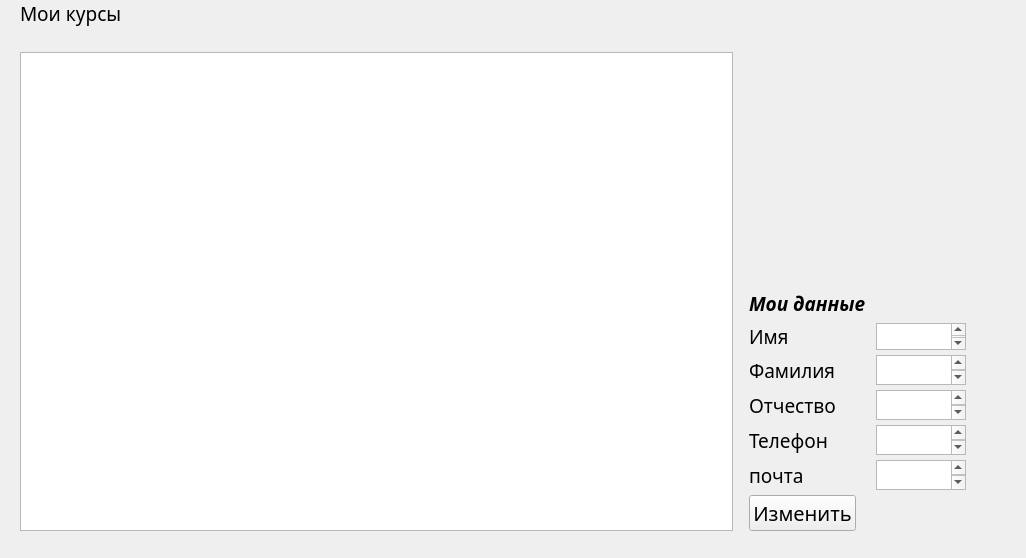
Before: the Qt Designer form tutor.ui in lizlizardplease/school_bmstu, drawn with Qt 5.
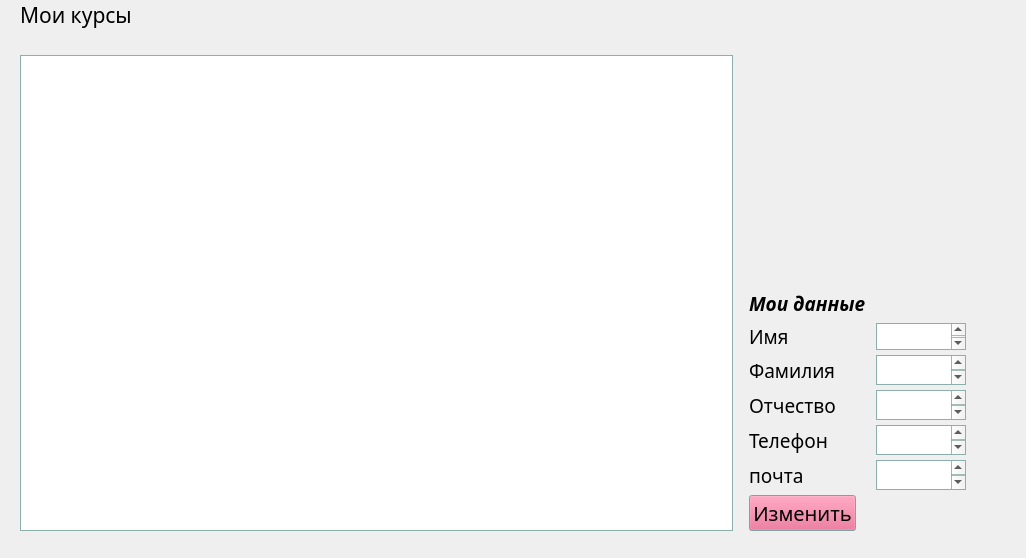
After: the same form once the commit is applied.

Diff of the .ui file:
```diff
--- a/tutor.ui
+++ b/tutor.ui
@@ -14,6 +14,70 @@
    <string>MainWindow</string>
   </property>
   <widget class="QWidget" name="centralwidget">
+   <property name="palette">
+    <palette>
+     <active>
+      <colorrole role="Base">
+       <brush brushstyle="SolidPattern">
+        <color alpha="255">
+         <red>255</red>
+         <green>255</green>
+         <blue>255</blue>
+        </color>
+       </brush>
+      </colorrole>
+      <colorrole role="Window">
+       <brush brushstyle="SolidPattern">
+        <color alpha="255">
+         <red>181</red>
+         <green>227</green>
+         <blue>224</blue>
+        </color>
+       </brush>
+      </colorrole>
+     </active>
+     <inactive>
+      <colorrole role="Base">
+       <brush brushstyle="SolidPattern">
+        <color alpha="255">
+         <red>255</red>
+         <green>255</green>
+         <blue>255</blue>
+        </color>
+       </brush>
+      </colorrole>
+      <colorrole role="Window">
+       <brush brushstyle="SolidPattern">
+        <color alpha="255">
+         <red>181</red>
+         <green>227</green>
+         <blue>224</blue>
+        </color>
+       </brush>
+      </colorrole>
+     </inactive>
+     <disabled>
+      <colorrole role="Base">
+       <brush brushstyle="SolidPattern">
+        <color alpha="255">
+         <red>181</red>
+         <green>227</green>
+         <blue>224</blue>
+        </color>
+       </brush>
+      </colorrole>
+      <colorrole role="Window">
+       <brush brushstyle="SolidPattern">
+        <color alpha="255">
+         <red>181</red>
+         <green>227</green>
+         <blue>224</blue>
+        </color>
+       </brush>
+      </colorrole>
+     </disabled>
+    </palette>
+   </property>
    <widget class="QWidget" name="layoutWidget">
     <property name="geometry">
      <rect>
@@ -46,7 +110,7 @@
          <property name="font">
           <font>
            <family>Sawasdee</family>
-           <pointsize>14</pointsize>
+           <pointsize>16</pointsize>
           </font>
          </property>
          <property name="text">
@@ -200,6 +264,43 @@
              <verstretch>0</verstretch>
             </sizepolicy>
            </property>
+           <property name="palette">
+            <palette>
+             <active>
+              <colorrole role="Button">
+               <brush brushstyle="SolidPattern">
+                <color alpha="255">
+                 <red>244</red>
+                 <green>213</green>
+                 <blue>208</blue>
+                </color>
+               </brush>
+              </colorrole>
+             </active>
+             <inactive>
+              <colorrole role="Button">
+               <brush brushstyle="SolidPattern">
+                <color alpha="255">
+                 <red>227</red>
+                 <green>89</green>
+                 <blue>132</blue>
+                </color>
+               </brush>
+              </colorrole>
+             </inactive>
+             <disabled>
+              <colorrole role="Button">
+               <brush brushstyle="SolidPattern">
+                <color alpha="255">
+                 <red>244</red>
+                 <green>213</green>
+                 <blue>208</blue>
+                </color>
+               </brush>
+              </colorrole>
+             </disabled>
+            </palette>
+           </property>
            <property name="font">
             <font>
              <family>Sawasdee</family>
```
